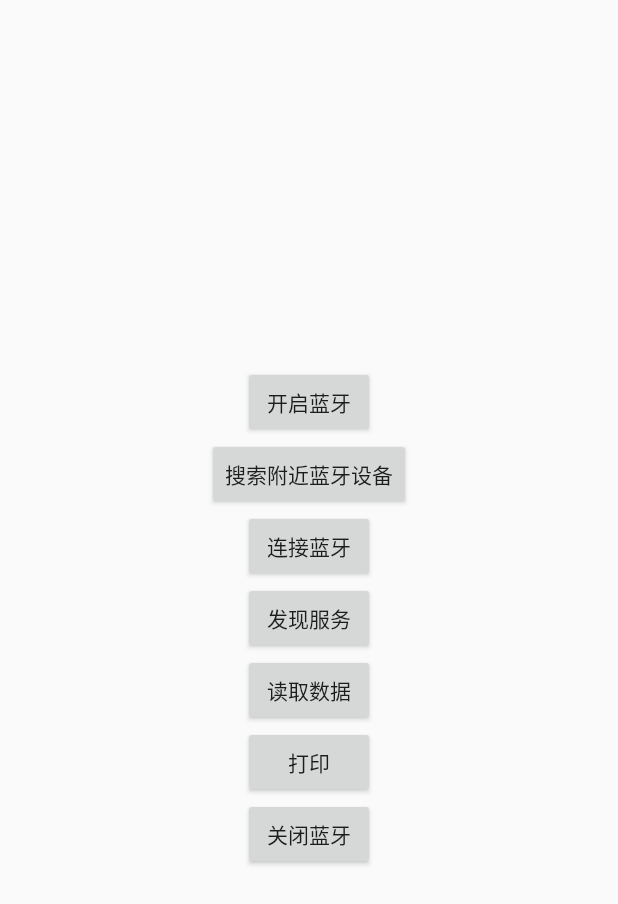
After one commit to liuxiaofeng8888/NbaJames, an Android app: the BluetoothActivity screen opened directly, with no data from a screen before it, on a phone screen of 412 x 824 dp. The commit adds this screen. Shown: the top 904 px of the screen. Run offline under Robolectric (Android 15) with nearby library versions, the phone set to English and light mode, and no system bars; network calls fail.

Commit message:
加入蓝牙功能模块

```diff
--- a/app/build.gradle
+++ b/app/build.gradle
@@ -5,7 +5,7 @@ android {
     buildToolsVersion "25.0.2"
     defaultConfig {
         applicationId "com.pft.liuxiaofeng.nbajames"
-        minSdkVersion 17
+        minSdkVersion 18
         targetSdkVersion 22
         versionCode 1
         versionName "1.0"
--- /dev/null
+++ b/app/src/main/java/com/pft/liuxiaofeng/nbajames/activity/BluetoothActivity.java
@@ -0,0 +1,215 @@
+package com.pft.liuxiaofeng.nbajames.activity;
+
+import android.bluetooth.BluetoothAdapter;
+import android.bluetooth.BluetoothDevice;
+import android.bluetooth.BluetoothGatt;
+import android.bluetooth.BluetoothGattCallback;
+import android.bluetooth.BluetoothGattCharacteristic;
+import android.bluetooth.BluetoothGattService;
+import android.bluetooth.BluetoothManager;
+import android.content.Context;
+import android.content.Intent;
+import android.os.Bundle;
+import android.os.Handler;
+import android.util.Log;
+import android.view.View;
+import android.widget.Button;
+
+import com.pft.liuxiaofeng.nbajames.R;
+import com.pft.liuxiaofeng.nbajames.utils.CommonUtils;
+
+import java.util.ArrayList;
+import java.util.List;
+
+/**
+ * created bt LittlePudding
+ * 2017-10-25
+ * http://www.jianshu.com/p/3a372af38103 参考博客
+ */
+public class BluetoothActivity extends BaseActivity implements View.OnClickListener {
+    private BluetoothAdapter bluetoothAdapter;
+    public static int RequestEdable = 0; //打开蓝牙设置的请求码
+    private ArrayList<BluetoothDevice> bluetoothList = new ArrayList();//扫描蓝牙设备的集合
+    private static final long SCAN_PERIOD = 10000; //十秒后关闭蓝牙搜索
+    private boolean scan = true;//蓝牙扫描  true:开始扫描   false:停止扫描
+    private Handler handler = new Handler();
+    private BluetoothGatt bluetoothGatt;
+    private BluetoothGattService bluetoothGattService;
+    private Button btnOpenBluetooth, btnScanBluetooth, btnConnectServer, btnServiceDiscovery, btnPrint;
+    private Button btnBlueClose;
+    private List<BluetoothGattService> servicesList;
+    private String adress;
+
+
+    @Override
+    protected void onCreate(Bundle savedInstanceState) {
+        super.onCreate(savedInstanceState);
+        setContentView(R.layout.activity_bluetooth);
+        final BluetoothManager bluetoothManager = (BluetoothManager) getSystemService(Context.BLUETOOTH_SERVICE);
+        bluetoothAdapter = bluetoothManager.getAdapter();
+        initView();
+        setListener();
+        initBluetooth();
+        scanLeDevice(scan);
+    }
+
+    @Override
+    protected void initView() {
+        btnOpenBluetooth = (Button) findViewById(R.id.btn_open_bluetooth);
+        btnScanBluetooth = (Button) findViewById(R.id.btn_scan_bluetooth);
+        btnConnectServer = (Button) findViewById(R.id.btn_connect_gatt_server);
+        btnServiceDiscovery = (Button) findViewById(R.id.btn_service_discovery);
+        btnPrint = (Button) findViewById(R.id.btn_print);
+        btnBlueClose = (Button) findViewById(R.id.btn_bluetooth_close);
+    }
+
+    @Override
+    protected void setListener() {
+        super.setListener();
+        btnOpenBluetooth.setOnClickListener(this);
+        btnScanBluetooth.setOnClickListener(this);
+        btnConnectServer.setOnClickListener(this);
+        btnServiceDiscovery.setOnClickListener(this);
+        btnPrint.setOnClickListener(this);
+        btnBlueClose.setOnClickListener(this);
+    }
+
+    /**
+     * 初始化蓝牙
+     */
+    private void initBluetooth() {
+        if (bluetoothAdapter == null || !bluetoothAdapter.isEnabled()) {
+            Intent enableIntent = new Intent(BluetoothAdapter.ACTION_REQUEST_ENABLE);
+            startActivityForResult(enableIntent, RequestEdable);
+        }
+    }
+
+    final BluetoothAdapter.LeScanCallback callback = new BluetoothAdapter.LeScanCallback() {
+        @Override
+        public void onLeScan(BluetoothDevice device, int rssi, byte[] scanRecord) {
+            adress = device.getAddress();
+            bluetoothList.add(device);
+            Log.i(TAG, "size:" + bluetoothList.toString());
+        }
+    };
+
+    /**
+     * 开启蓝牙设备扫描
+     */
+    private void scanLeDevice(boolean enable) {
+        if (enable) {
+            //一定时间后停止蓝牙扫描
+            handler.postDelayed(new Runnable() {
+                @Override
+                public void run() {
+                    scan = false;
+                    bluetoothAdapter.stopLeScan(callback);
+                }
+            }, SCAN_PERIOD);
+            scan = true;
+            bluetoothAdapter.startLeScan(callback);
+        } else {
+            scan = false;
+            bluetoothAdapter.stopLeScan(callback);
+        }
+    }
+
+    BluetoothGattCallback gattCallback = new BluetoothGattCallback() {
+        @Override
+        public void onConnectionStateChange(BluetoothGatt gatt, int status, int newState) {
+            super.onConnectionStateChange(gatt, status, newState);
+            Log.i(TAG, "Connected to GATT server.");
+
+        }
+
+        @Override
+        public void onServicesDiscovered(BluetoothGatt gatt, int status) {
+            super.onServicesDiscovered(gatt, status);
+            Log.w(TAG, "onServicesDiscovered received: " + status);
+
+        }
+    };
+
+    /**
+     * 连接蓝牙服务器
+     */
+    private void connectGattServer() {
+        if (bluetoothList.size() > 0) {
+            bluetoothGatt = bluetoothList.get(0).connectGatt(activity, false, gattCallback);
+
+        } else {
+            CommonUtils.showToast(activity, "未检测到蓝牙设备");
+        }
+    }
+
+    /**
+     * 服务发现
+     */
+    private void serviceDiscovery() {
+        bluetoothGatt.discoverServices();
+    }
+
+    /**
+     * 读取蓝牙
+     */
+    private void readData() {
+        servicesList = bluetoothGatt.getServices();
+    }
+
+    /**
+     * 获取列表后对服务进行解析
+     */
+    private void displayGattServies(List<BluetoothGattService> gattServices) {
+        if (gattServices == null) return;
+        for (BluetoothGattService gattService : gattServices) { //遍历所有服务
+            List<BluetoothGattCharacteristic> gattCharacteristics = gattService.getCharacteristics();
+            for (BluetoothGattCharacteristic gattCharacteristic : gattCharacteristics) { //遍历每个服务里的characterisitic
+                if (gattCharacteristic.getUuid().toString().equals("")) {
+                    // TODO: 17-10-25
+                }
+            }
+        }
+    }
+
+    /**
+     * 蓝牙打印
+     */
+    private void print() {
+
+    }
+
+    /**
+     * 关闭蓝牙
+     */
+    private void closeBluetooth() {
+        if (bluetoothAdapter != null) {
+            bluetoothAdapter.disable();
+        }
+    }
+
+    @Override
+    public void onClick(View v) {
+        switch (v.getId()) {
+            case R.id.btn_open_bluetooth:
+                initBluetooth();
+                break;
+            case R.id.btn_scan_bluetooth:
+                scanLeDevice(scan);
+                break;
+            case R.id.btn_connect_gatt_server:
+                connectGattServer();
+                break;
+            case R.id.btn_service_discovery:
+                serviceDiscovery();
+                break;
+            case R.id.btn_print:
+
+                break;
+            case R.id.btn_bluetooth_close:
+                closeBluetooth();
+                break;
+            default:
+                break;
+        }
+    }
+}
--- /dev/null
+++ b/app/src/main/res/layout/activity_bluetooth.xml
@@ -0,0 +1,49 @@
+<?xml version="1.0" encoding="utf-8"?>
+<LinearLayout xmlns:android="http://schemas.android.com/apk/res/android"
+    xmlns:tools="http://schemas.android.com/tools"
+    android:layout_width="match_parent"
+    android:layout_height="match_parent"
+    android:orientation="vertical"
+    android:gravity="center"
+    tools:context="com.pft.liuxiaofeng.nbajames.activity.BluetoothActivity">
+
+    <Button
+        android:id="@+id/btn_open_bluetooth"
+        android:layout_width="wrap_content"
+        android:layout_height="wrap_content"
+        android:text="开启蓝牙" />
+
+    <Button
+        android:id="@+id/btn_scan_bluetooth"
+        android:layout_width="wrap_content"
+        android:layout_height="wrap_content"
+        android:text="搜索附近蓝牙设备" />
+
+    <Button
+        android:id="@+id/btn_connect_gatt_server"
+        android:layout_width="wrap_content"
+        android:layout_height="wrap_content"
+        android:text="连接蓝牙" />
+
+    <Button
+        android:id="@+id/btn_service_discovery"
+        android:layout_width="wrap_content"
+        android:layout_height="wrap_content"
+        android:text="发现服务" />
+
+    <Button
+        android:id="@+id/btn_read_data"
+        android:layout_width="wrap_content"
+        android:layout_height="wrap_content"
+        android:text="读取数据" />
+    <Button
+        android:id="@+id/btn_print"
+        android:layout_width="wrap_content"
+        android:layout_height="wrap_content"
+        android:text="打印" />
+    <Button
+        android:id="@+id/btn_bluetooth_close"
+        android:layout_width="wrap_content"
+        android:layout_height="wrap_content"
+        android:text="关闭蓝牙" />
+</LinearLayout>
```
Also changed, not shown: app/src/main/AndroidManifest.xml (+18 -6 lines), app/src/main/java/com/pft/liuxiaofeng/nbajames/fragment/PlayFragment.java (+10 -1 lines), app/src/main/res/layout/fragment_play.xml (+15 -6 lines).
